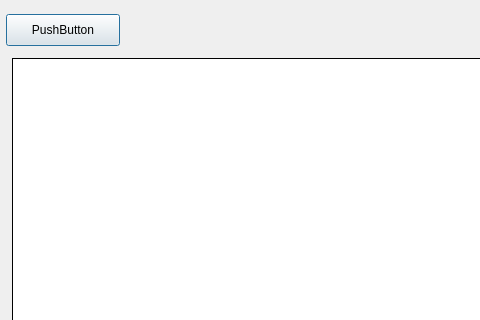
Old version of the form dialog.ui in the repository Kabotyn/Langton-s-Ant; both pictures show x 0 to 480 and y 0 to 320 of the 631 by 521 pixel window.
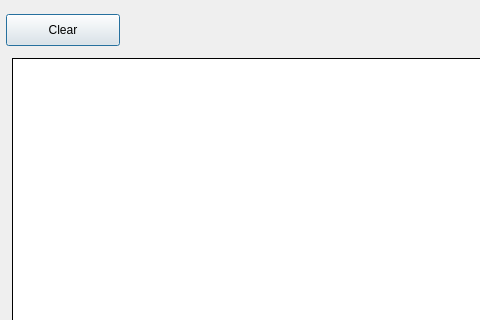
New version of the form.

Diff of the .ui file:
```diff
--- a/dialog.ui
+++ b/dialog.ui
@@ -83,7 +83,7 @@
     </rect>
    </property>
    <property name="text">
-    <string>PushButton</string>
+    <string>Clear</string>
    </property>
   </widget>
  </widget>
```
